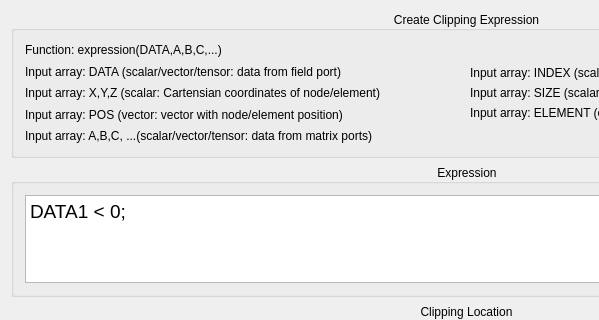
This is src/Interface/Modules/Fields/ClipFieldByFunction.ui in SCIInstitute/SCIRun as Qt 5 draws it before an edit; both pictures show x 0 to 599 and y 0 to 320 of the 934 by 409 pixel window. The edited form follows.
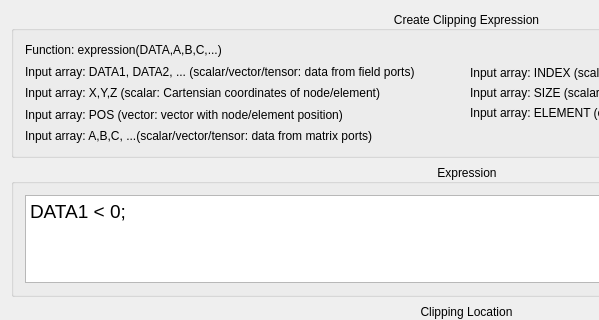
This is the edited form.

```diff
--- a/src/Interface/Modules/Fields/ClipFieldByFunction.ui
+++ b/src/Interface/Modules/Fields/ClipFieldByFunction.ui
@@ -51,7 +51,7 @@
             <item>
              <widget class="QLabel" name="label_2">
               <property name="text">
-               <string>Input array: DATA (scalar/vector/tensor: data from field port)</string>
+               <string>Input array: DATA1, DATA2, ... (scalar/vector/tensor: data from field ports)</string>
               </property>
              </widget>
             </item>
```
